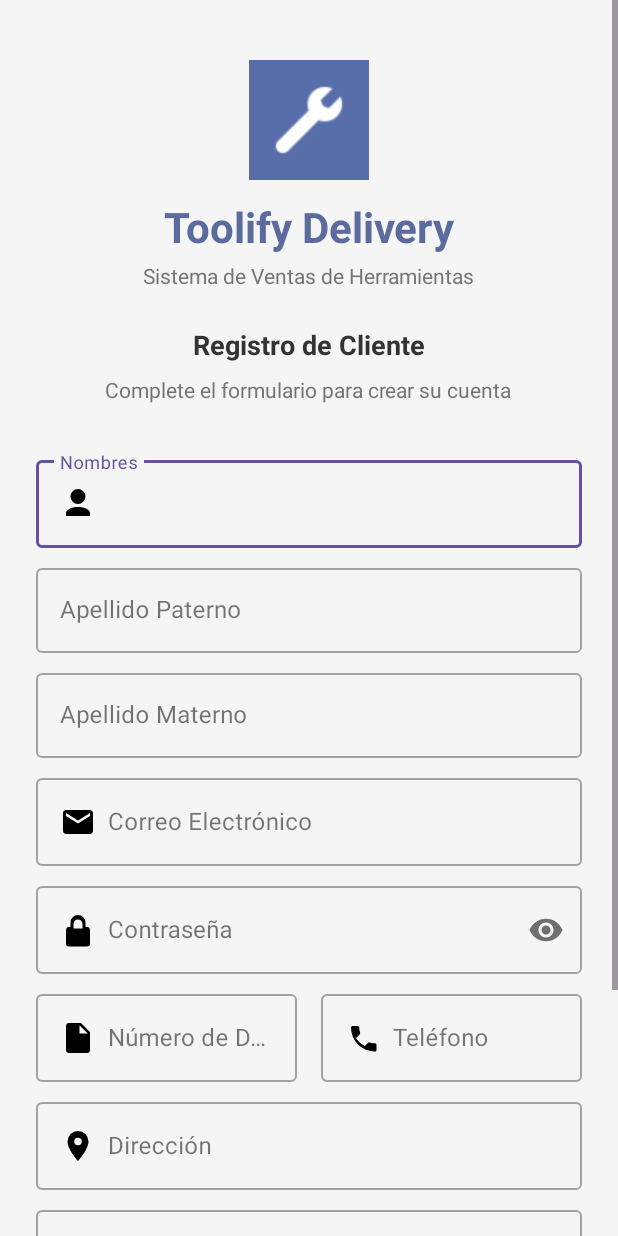
After one commit to rebeYllanes25/ToolifyDeliveryApp, an Android app: the RegistroActivity screen opened directly, with no data from a screen before it, on a phone screen of 412 x 824 dp. The commit adds this screen. Run offline under Robolectric (Android 15) with nearby library versions, the phone set to English and light mode, and no system bars.

Commit message:
Finalizacion de registro

```diff
--- a/app/src/main/java/com/cibertec/proyectodami/data/api/UserAuth.kt
+++ b/app/src/main/java/com/cibertec/proyectodami/data/api/UserAuth.kt
@@ -2,6 +2,9 @@ package com.cibertec.proyectodami.data.api
 
 import com.cibertec.proyectodami.domain.model.dtos.responses.LoginResponse
 import com.cibertec.proyectodami.domain.model.dtos.UsuarioDTO
+import com.cibertec.proyectodami.domain.model.dtos.requests.UsuarioRequest
+import com.cibertec.proyectodami.domain.model.dtos.responses.RegisterResponse
+import retrofit2.http.Body
 import retrofit2.http.Field
 import retrofit2.http.FormUrlEncoded
 import retrofit2.http.GET
@@ -17,4 +20,9 @@ interface UserAuth {
 
     @GET("auth/me")
     suspend fun getUsuarioInfo(): UsuarioDTO
+
+    @POST("auth/register")
+    suspend fun registro(
+        @Body usuario: UsuarioRequest
+    ): RegisterResponse
 }
--- a/app/src/main/java/com/cibertec/proyectodami/data/remote/RetrofitInstance.kt
+++ b/app/src/main/java/com/cibertec/proyectodami/data/remote/RetrofitInstance.kt
@@ -14,7 +14,7 @@ object RetrofitInstance {
 
     /* Cambiar el local IP de tu red de wifi*/
 
-    private const val LOCAL_IP = "192.168.18.21"
+    private const val LOCAL_IP = "192.168.1.17"
 
     private const val PORT = "8080"
 
--- /dev/null
+++ b/app/src/main/java/com/cibertec/proyectodami/domain/model/dtos/responses/RegisterResponse.kt
@@ -0,0 +1,6 @@
+package com.cibertec.proyectodami.domain.model.dtos.responses
+
+data class RegisterResponse(
+    val valor: Boolean,
+    val mensaje: String,
+)
--- /dev/null
+++ b/app/src/main/res/drawable/ic_document.xml
@@ -0,0 +1,9 @@
+<vector xmlns:android="http://schemas.android.com/apk/res/android"
+    android:width="24dp"
+    android:height="24dp"
+    android:viewportWidth="24"
+    android:viewportHeight="24">
+    <path
+        android:fillColor="#000000"
+        android:pathData="M6,2a2,2 0 0,0 -2,2v16a2,2 0 0,0 2,2h12a2,2 0 0,0 2,-2V8l-6,-6H6zm7,1.5L18.5,9H13V3.5z"/>
+</vector>
--- /dev/null
+++ b/app/src/main/res/drawable/ic_email.xml
@@ -0,0 +1,9 @@
+<vector xmlns:android="http://schemas.android.com/apk/res/android"
+    android:width="24dp"
+    android:height="24dp"
+    android:viewportWidth="24"
+    android:viewportHeight="24">
+    <path
+        android:fillColor="#000000"
+        android:pathData="M20,4H4c-1.1,0 -1.99,0.9 -1.99,2L2,18c0,1.1 0.9,2 2,2h16c1.1,0 2,-0.9 2,-2V6c0,-1.1 -0.9,-2 -2,-2zM20,8l-8,5 -8,-5V6l8,5 8,-5v2z"/>
+</vector>
--- /dev/null
+++ b/app/src/main/res/drawable/ic_location_2.xml
@@ -0,0 +1,9 @@
+<vector xmlns:android="http://schemas.android.com/apk/res/android"
+    android:width="24dp"
+    android:height="24dp"
+    android:viewportWidth="24"
+    android:viewportHeight="24">
+    <path
+        android:fillColor="#000000"
+        android:pathData="M12,2a7,7 0 0,0 -7,7c0,5.25 7,13 7,13s7,-7.75 7,-13a7,7 0 0,0 -7,-7zm0,9.5a2.5,2.5 0 1,1 0,-5 2.5,2.5 0 0,1 0,5z"/>
+</vector>
--- /dev/null
+++ b/app/src/main/res/drawable/ic_lock.xml
@@ -0,0 +1,9 @@
+<vector xmlns:android="http://schemas.android.com/apk/res/android"
+    android:width="24dp"
+    android:height="24dp"
+    android:viewportWidth="24"
+    android:viewportHeight="24">
+    <path
+        android:fillColor="#000000"
+        android:pathData="M12,17a2,2 0 1,0 0,-4 2,2 0 0,0 0,4zm6,-7h-1V7a5,5 0 0,0 -10,0v3H6a2,2 0 0,0 -2,2v9a2,2 0 0,0 2,2h12a2,2 0 0,0 2,-2v-9a2,2 0 0,0 -2,-2zm-6,-5a3,3 0 0,1 3,3v3H9V8a3,3 0 0,1 3,-3z"/>
+</vector>
--- /dev/null
+++ b/app/src/main/res/drawable/ic_person_2.xml
@@ -0,0 +1,9 @@
+<vector xmlns:android="http://schemas.android.com/apk/res/android"
+    android:width="24dp"
+    android:height="24dp"
+    android:viewportWidth="24"
+    android:viewportHeight="24">
+    <path
+        android:fillColor="#000000"
+        android:pathData="M12,12a5,5 0 1,0 0,-10 5,5 0 0,0 0,10zm0,2c-4.42,0 -8,1.79 -8,4v2h16v-2c0,-2.21 -3.58,-4 -8,-4z"/>
+</vector>
--- /dev/null
+++ b/app/src/main/res/drawable/ic_phone.xml
@@ -0,0 +1,9 @@
+<vector xmlns:android="http://schemas.android.com/apk/res/android"
+    android:width="24dp"
+    android:height="24dp"
+    android:viewportWidth="24"
+    android:viewportHeight="24">
+    <path
+        android:fillColor="#000000"
+        android:pathData="M6.62,10.79a15.05,15.05 0 0,0 6.59,6.59l2.2,-2.2a1,1 0 0,1 1.01,-0.24 11.36,11.36 0 0,0 3.58,0.57 1,1 0 0,1 1,1v3.5a1,1 0 0,1 -1,1A16,16 0 0,1 4,5a1,1 0 0,1 1,-1h3.5a1,1 0 0,1 1,1 11.36,11.36 0 0,0 0.57,3.58 1,1 0 0,1 -0.24,1.01l-2.21,2.2z"/>
+</vector>
--- a/app/src/main/res/layout/activity_login.xml
+++ b/app/src/main/res/layout/activity_login.xml
@@ -105,13 +105,13 @@
     </com.google.android.material.textfield.TextInputLayout>
 
     <TextView
-        android:id="@+id/linkContrasenia"
+        android:id="@+id/linkRegistro"
         android:layout_width="0dp"
         android:layout_height="wrap_content"
         android:layout_marginStart="12dp"
         android:layout_marginTop="14dp"
         android:layout_marginEnd="12dp"
-        android:text="@string/login_forgot_password_link"
+        android:text="@string/login_register_link"
         android:textAlignment="textEnd"
         android:textColor="@color/primary_repartidor"
         android:textSize="16sp"
@@ -133,7 +133,7 @@
         android:textSize="18sp"
         android:padding="10dp"
         app:cornerRadius="10dp"
-        app:layout_constraintTop_toBottomOf="@+id/linkContrasenia"
+        app:layout_constraintTop_toBottomOf="@+id/linkRegistro"
         app:layout_constraintStart_toStartOf="parent"
         app:layout_constraintEnd_toEndOf="parent" />
 
--- /dev/null
+++ b/app/src/main/res/layout/activity_registro.xml
@@ -0,0 +1,240 @@
+<?xml version="1.0" encoding="utf-8"?>
+<ScrollView xmlns:android="http://schemas.android.com/apk/res/android"
+    xmlns:app="http://schemas.android.com/apk/res-auto"
+    android:layout_width="match_parent"
+    android:layout_height="match_parent"
+    xmlns:tools="http://schemas.android.com/tools"
+    android:background="#F5F5F5"
+    android:fillViewport="true"
+    tools:context=".RegistroActivity">
+
+    <LinearLayout
+        android:layout_width="match_parent"
+        android:layout_height="wrap_content"
+        android:orientation="vertical"
+        android:padding="24dp"
+        android:gravity="center_horizontal">
+
+        <ImageView
+            android:layout_width="80dp"
+            android:layout_height="80dp"
+            android:layout_marginTop="16dp"
+            android:background="@color/primary_repartidor"
+            android:padding="16dp"
+            android:src="@drawable/ic_llave_logo"
+            android:contentDescription="@string/repartidor_title" />
+
+        <TextView
+            android:layout_width="wrap_content"
+            android:layout_height="wrap_content"
+            android:layout_marginTop="12dp"
+            android:text="@string/repartidor_title"
+            android:textColor="#5B6B9E"
+            android:textSize="28sp"
+            android:textStyle="bold" />
+
+        <TextView
+            android:layout_width="wrap_content"
+            android:layout_height="wrap_content"
+            android:layout_marginTop="4dp"
+            android:text="@string/registro_subtitulo"
+            android:textColor="#757575"
+            android:textSize="14sp" />
+
+        <TextView
+            android:layout_width="wrap_content"
+            android:layout_height="wrap_content"
+            android:layout_marginTop="24dp"
+            android:text="@string/registro_mintitle"
+            android:textColor="#333333"
+            android:textSize="18sp"
+            android:textStyle="bold" />
+
+        <TextView
+            android:layout_width="wrap_content"
+            android:layout_height="wrap_content"
+            android:layout_marginTop="8dp"
+            android:layout_marginBottom="24dp"
+            android:text="@string/registro_subtitulo_2"
+            android:textColor="#757575"
+            android:textSize="14sp" />
+
+
+        <com.google.android.material.textfield.TextInputLayout
+            android:layout_width="match_parent"
+            android:layout_height="wrap_content"
+            android:layout_marginTop="8dp"
+            style="@style/Widget.MaterialComponents.TextInputLayout.OutlinedBox"
+            android:hint="@string/registro_nombres">
+
+            <com.google.android.material.textfield.TextInputEditText
+                android:id="@+id/etNombres"
+                android:layout_width="match_parent"
+                android:layout_height="wrap_content"
+                android:drawableStart="@drawable/ic_person_2"
+                android:drawablePadding="8dp"
+                android:inputType="textPersonName" />
+        </com.google.android.material.textfield.TextInputLayout>
+
+        <com.google.android.material.textfield.TextInputLayout
+            android:layout_width="match_parent"
+            android:layout_height="wrap_content"
+            android:layout_marginTop="8dp"
+            style="@style/Widget.MaterialComponents.TextInputLayout.OutlinedBox"
+            android:hint="@string/registro_apellido_paterno">
+
+            <com.google.android.material.textfield.TextInputEditText
+                android:id="@+id/etApePaterno"
+                android:layout_width="match_parent"
+                android:layout_height="wrap_content"
+                android:inputType="textPersonName" />
+        </com.google.android.material.textfield.TextInputLayout>
+
+        <com.google.android.material.textfield.TextInputLayout
+            android:layout_width="match_parent"
+            android:layout_height="wrap_content"
+            android:layout_marginTop="8dp"
+            style="@style/Widget.MaterialComponents.TextInputLayout.OutlinedBox"
+            android:hint="@string/registro_apellido_materno">
+
+            <com.google.android.material.textfield.TextInputEditText
+                android:id="@+id/etApeMaterno"
+                android:layout_width="match_parent"
+                android:layout_height="wrap_content"
+                android:inputType="textPersonName" />
+        </com.google.android.material.textfield.TextInputLayout>
+
+        <com.google.android.material.textfield.TextInputLayout
+            android:layout_width="match_parent"
+            android:layout_height="wrap_content"
+            android:layout_marginTop="8dp"
+            style="@style/Widget.MaterialComponents.TextInputLayout.OutlinedBox"
+            android:hint="@string/registro_correo">
+
+            <com.google.android.material.textfield.TextInputEditText
+                android:id="@+id/etCorreo"
+                android:layout_width="match_parent"
+                android:layout_height="wrap_content"
+                android:drawableStart="@drawable/ic_email"
+                android:drawablePadding="8dp"
+                android:inputType="textEmailAddress" />
+        </com.google.android.material.textfield.TextInputLayout>
+
+        <com.google.android.material.textfield.TextInputLayout
+            android:layout_width="match_parent"
+            android:layout_height="wrap_content"
+            android:layout_marginTop="8dp"
+            style="@style/Widget.MaterialComponents.TextInputLayout.OutlinedBox"
+            android:hint="@string/registro_contrasenia"
+            app:passwordToggleEnabled="true">
+
+            <com.google.android.material.textfield.TextInputEditText
+                android:id="@+id/etClave"
+                android:layout_width="match_parent"
+                android:layout_height="wrap_content"
+                android:drawableStart="@drawable/ic_lock"
+                android:drawablePadding="8dp"
+                android:inputType="textPassword" />
+        </com.google.android.material.textfield.TextInputLayout>
+
+        <LinearLayout
+            android:layout_width="match_parent"
+            android:layout_height="wrap_content"
+            android:layout_marginTop="8dp"
+            android:orientation="horizontal"
+            android:weightSum="2">
+
+            <com.google.android.material.textfield.TextInputLayout
+                android:layout_width="0dp"
+                android:layout_height="wrap_content"
+                android:layout_weight="1"
+                android:layout_marginEnd="8dp"
+                style="@style/Widget.MaterialComponents.TextInputLayout.OutlinedBox"
+                android:hint="@string/registro_nro_doc">
+
+                <com.google.android.material.textfield.TextInputEditText
+                    android:id="@+id/etNroDocumento"
+                    android:layout_width="match_parent"
+                    android:layout_height="wrap_content"
+                    android:drawableStart="@drawable/ic_document"
+                    android:drawablePadding="8dp"
+                    android:inputType="number"
+                    android:maxLength="8" />
+            </com.google.android.material.textfield.TextInputLayout>
+
+            <com.google.android.material.textfield.TextInputLayout
+                android:layout_width="0dp"
+                android:layout_height="wrap_content"
+                android:layout_weight="1"
+                android:layout_marginStart="8dp"
+                style="@style/Widget.MaterialComponents.TextInputLayout.OutlinedBox"
+                android:hint="@string/registro_telefono">
+
+                <com.google.android.material.textfield.TextInputEditText
+                    android:id="@+id/etTelefono"
+                    android:layout_width="match_parent"
+                    android:layout_height="wrap_content"
+                    android:drawableStart="@drawable/ic_phone"
+                    android:drawablePadding="8dp"
+                    android:inputType="phone"
+                    android:maxLength="9" />
+            </com.google.android.material.textfield.TextInputLayout>
+        </LinearLayout>
+
+        <com.google.android.material.textfield.TextInputLayout
+            android:layout_width="match_parent"
+            android:layout_height="wrap_content"
+            android:layout_marginTop="8dp"
+            style="@style/Widget.MaterialComponents.TextInputLayout.OutlinedBox"
+            android:hint="@string/registro_direccion">
+
+            <com.google.android.material.textfield.TextInputEditText
+                android:id="@+id/etDireccion"
+                android:layout_width="match_parent"
+                android:layout_height="wrap_content"
+                android:drawableStart="@drawable/ic_location_2"
+                android:drawablePadding="8dp"
+                android:inputType="textPostalAddress" />
+        </com.google.android.material.textfield.TextInputLayout>
+
+        <com.google.android.material.textfield.TextInputLayout
+            android:layout_width="match_parent"
+            android:layout_height="wrap_content"
+            android:layout_marginTop="8dp"
+            style="@style/Widget.MaterialComponents.TextInputLayout.OutlinedBox.ExposedDropdownMenu"
+            android:hint="@string/registro_distrito">
+
+            <AutoCompleteTextView
+                android:id="@+id/spinnerDistrito"
+                android:layout_width="match_parent"
+                android:layout_height="wrap_content"
+                android:drawableStart="@drawable/ic_location_2"
+                android:drawablePadding="8dp"
+                android:inputType="none"
+                android:focusable="false" />
+        </com.google.android.material.textfield.TextInputLayout>
+
+        <Button
+            android:id="@+id/btnRegistrarse"
+            android:layout_width="match_parent"
+            android:layout_height="56dp"
+            android:layout_marginTop="24dp"
+            android:backgroundTint="#5B6B9E"
+            android:text="@string/btn_registro"
+            android:textColor="#FFFFFF"
+            android:textSize="16sp"
+            android:textStyle="bold" />
+
+        <TextView
+            android:id="@+id/tvIniciarSesion"
+            android:layout_width="wrap_content"
+            android:layout_height="wrap_content"
+            android:layout_marginTop="16dp"
+            android:layout_marginBottom="24dp"
+            android:text="@string/txt_iniciar_sesion"
+            android:textColor="#5B6B9E"
+            android:textSize="14sp"
+            android:textStyle="bold" />
+
+    </LinearLayout>
+</ScrollView>
--- a/app/src/main/res/values/strings.xml
+++ b/app/src/main/res/values/strings.xml
@@ -5,7 +5,7 @@
     <string name="login_email_hint">Correo:</string>
     <string name="login_password_hint">Contraseña:</string>
     <string name="login_button_text">Iniciar Sesión</string>
-    <string name="login_forgot_password_link">¿Olvidaste tu contraseña?</string>
+    <string name="login_register_link">¿Aún no tienes una cuenta? Registrate aquí</string>
     <string name="login_version">\@2025 Toolify Delivery</string>
     <!-- TODO: Remove or change this placeholder text -->
     <string name="hello_blank_fragment">Hello blank fragment</string>
@@ -14,4 +14,21 @@
     <string name="title_dashboard">Dashboard</string>
     <string name="title_notifications">Notifications</string>
     <string name="title_activity_rastreo">RastreoActivity</string>
+
+    <!-- Registro -->
+    <string name="registro_subtitulo">Sistema de Ventas de Herramientas</string>
+    <string name="registro_mintitle">Registro de Cliente</string>
+    <string name="registro_subtitulo_2">Complete el formulario para crear su cuenta</string>
+    <string name="registro_nombres">Nombres</string>
+    <string name="registro_apellido_paterno">Apellido Paterno</string>
+    <string name="registro_apellido_materno">Apellido Materno</string>
+    <string name="registro_correo">Correo Electrónico</string>
+    <string name="registro_nro_doc">Número de Documento</string>
+    <string name="registro_contrasenia">Contraseña</string>
+    <string name="registro_telefono">Teléfono</string>
+    <string name="registro_direccion">Dirección</string>
+    <string name="registro_distrito">Distrito</string>
+    <string name="btn_registro">Registrarse</string>
+    <string name="txt_iniciar_sesion">¿Ya tienes cuenta? Inicia sesión aquí</string>
+
 </resources>
```
Also changed, not shown: app/src/main/AndroidManifest.xml (+9 -7 lines), app/src/main/java/com/cibertec/proyectodami/LoginActivity.kt (+10 -0 lines), app/src/main/java/com/cibertec/proyectodami/RegistroActivity.kt (added, +245 -0 lines), app/src/main/java/com/cibertec/proyectodami/data/dataStore/AuthRepository.kt (added, +42 -0 lines), app/src/main/java/com/cibertec/proyectodami/domain/model/dtos/requests/UsuarioRequest.kt (added, +17 -0 lines).
